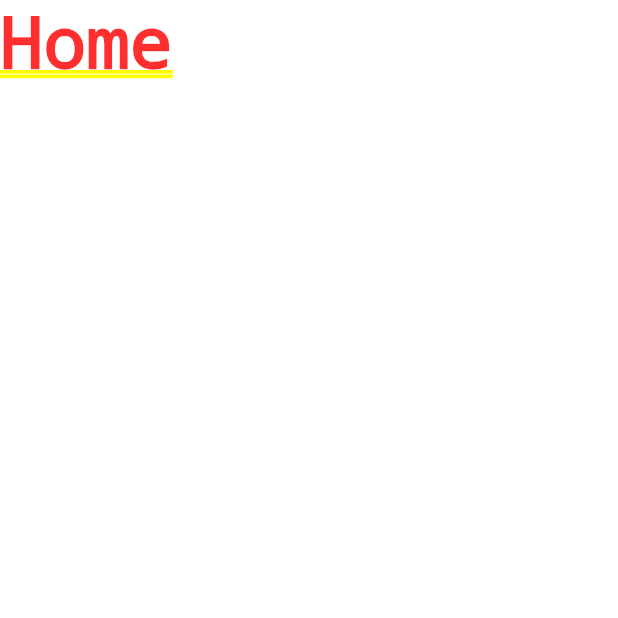
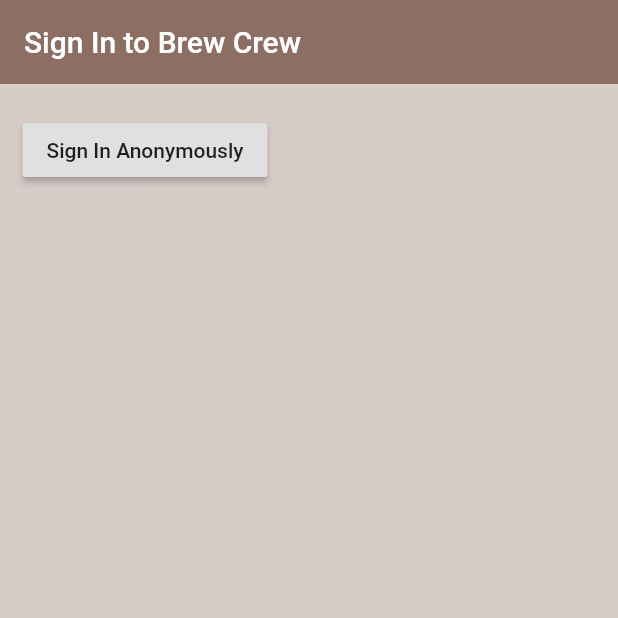
Before and after one commit to joeloudjinz/flutter_coffee, a Flutter app: the screen it shows after launch, on a phone screen of 412 x 824 dp, the top half of it. Run offline on Flutter 3.47's test engine with Material 2 defaults, Android fonts, the phone set to English and light mode, and no system bars; our stand-ins replace firebase_auth; accounts and stored records are empty.

Commit message:
Creating anonymouse sign in widget fixing gradle errors & adding errors directory

```diff
--- /dev/null
+++ b/errors/console.txt
@@ -0,0 +1,6 @@
+When starting (F5) the project:
+Note: /home/joe/flutter/.pub-cache/hosted/pub.dartlang.org/cloud_firestore-0.12.11/android/src/main/java/io/flutter/plugins/firebase/cloudfirestore/CloudFirestorePlugin.java uses or overrides a deprecated API.
+Note: Recompile with -Xlint:deprecation for details.
+_______________________________________________________
+Note: /home/joe/flutter/.pub-cache/hosted/pub.dartlang.org/cloud_firestore-0.12.11/android/src/main/java/io/flutter/plugins/firebase/cloudfirestore/CloudFirestorePlugin.java uses unchecked or unsafe operations.
+Note: Recompile with -Xlint:unchecked for details.
--- a/lib/screens/authenticate/authenticate.dart
+++ b/lib/screens/authenticate/authenticate.dart
@@ -1,3 +1,4 @@
+import 'package:brew_crew/screens/authenticate/sign_in.dart';
 import 'package:flutter/material.dart';
 
 class Authenticate extends StatefulWidget {
@@ -9,7 +10,7 @@ class _AuthenticateState extends State<Authenticate> {
   @override
   Widget build(BuildContext context) {
     return Container(
-      child: Text('Authenticate'),
+      child: SignIn(),
     );
   }
 }
--- /dev/null
+++ b/lib/screens/authenticate/sign_in.dart
@@ -0,0 +1,38 @@
+import 'package:brew_crew/services/auth.dart';
+import 'package:flutter/material.dart';
+
+class SignIn extends StatefulWidget {
+  @override
+  _SignInState createState() => _SignInState();
+}
+
+class _SignInState extends State<SignIn> {
+  final AuthService _auth = AuthService();
+
+  @override
+  Widget build(BuildContext context) {
+    return Scaffold(
+      backgroundColor: Colors.brown[100],
+      appBar: AppBar(
+        backgroundColor: Colors.brown[400],
+        elevation: 0.0,
+        title: Text('Sign In to Brew Crew'),
+      ),
+      body: Container(
+        padding: EdgeInsets.symmetric(vertical: 20.0, horizontal: 15.0),
+        child: RaisedButton(
+          child: Text('Sign In Anonymously'),
+          onPressed: () async {
+            dynamic result = await _auth.signInAnonymously();
+            if (result == null) {
+              print('damn, is null !!');
+            } else {
+              print('whooohoo, signed in');
+              print(result);
+            }
+          },
+        ),
+      ),
+    );
+  }
+}
--- a/lib/screens/wrapper.dart
+++ b/lib/screens/wrapper.dart
@@ -1,9 +1,10 @@
+import 'package:brew_crew/screens/authenticate/authenticate.dart';
 import 'package:brew_crew/screens/home/home.dart';
 import 'package:flutter/material.dart';
 
 class Wrapper extends StatelessWidget {
   @override
   Widget build(BuildContext context) {
-    return Home();
+    return Authenticate();
   }
 }
--- a/lib/services/auth.dart
+++ b/lib/services/auth.dart
@@ -8,6 +8,7 @@ class AuthService {
     try {
       AuthResult result = await _auth.signInAnonymously();
       FirebaseUser user = result.user;
+      return user;
     } catch (e) {
       print(e.toString());
       return null;
```
Also changed, not shown: 1 other file.
